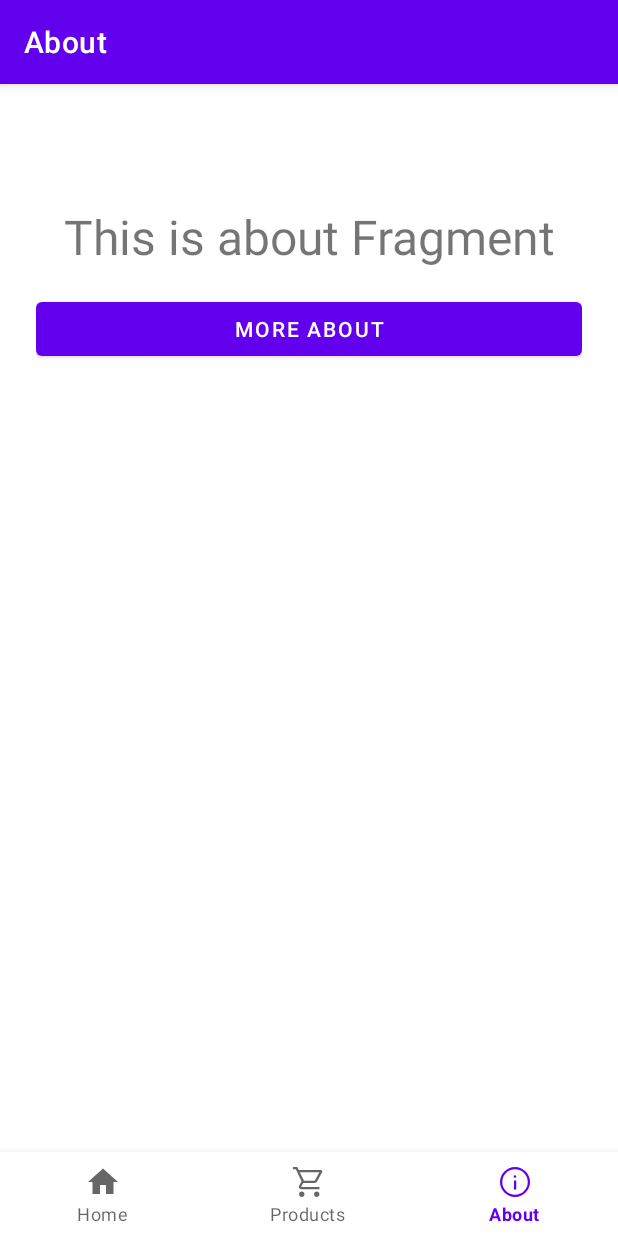
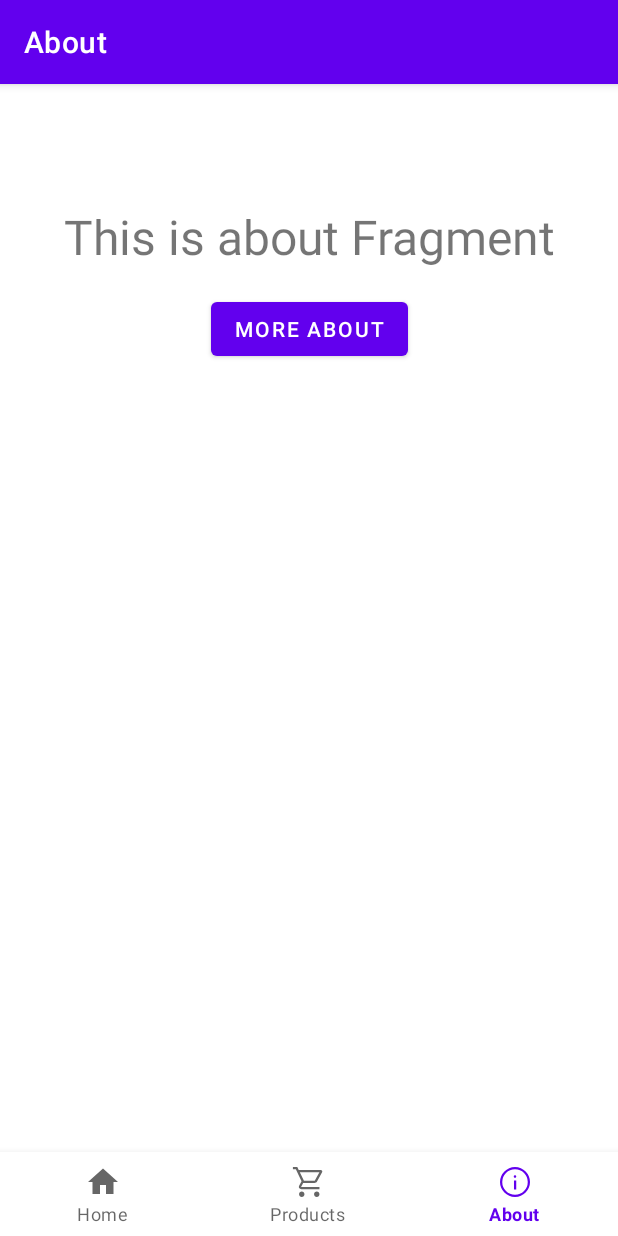
Before and after one commit to hotequil/bridhop, an Android app: the AboutFragment screen opened through its navigation route, on a phone screen of 412 x 824 dp. Run offline under Robolectric (Android 15) with nearby library versions, the phone set to English and light mode, and no system bars; our stand-ins replace navigation-ui.

Commit message:
feat: adjusted size of more about button

```diff
--- a/app/src/main/res/layout/fragment_about.xml
+++ b/app/src/main/res/layout/fragment_about.xml
@@ -16,10 +16,12 @@
               app:layout_constraintStart_toStartOf="parent"
               app:layout_constraintTop_toTopOf="parent" />
 
-    <Button android:layout_width="match_parent"
+    <Button android:layout_width="wrap_content"
             app:layout_constraintTop_toBottomOf="@id/text_about"
             android:layout_height="wrap_content"
             android:layout_gravity="center"
+            app:layout_constraintEnd_toEndOf="parent"
+            app:layout_constraintStart_toStartOf="parent"
             android:layout_marginTop="16dp"
             android:text="@string/about_more" />
 </androidx.constraintlayout.widget.ConstraintLayout>
```
